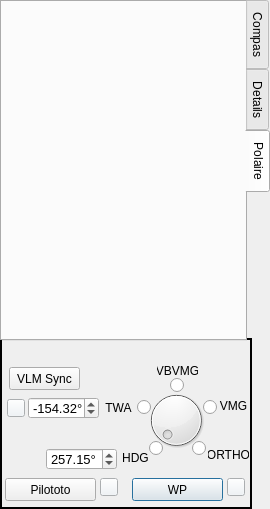
The window that src/Ui/BoardVlmNew.ui (nohal/qtVlm) describes before a commit, drawn with Qt 5.
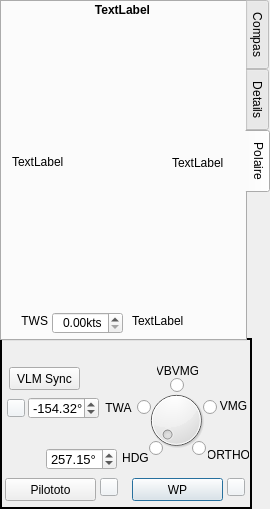
The same window after the commit. The open tabs and pages were chosen to show the change. Custom widgets are drawn as their Qt base class.

Commit message: add polar viewer in vlm board

The edit to the form file:
```diff
--- a/src/Ui/BoardVlmNew.ui
+++ b/src/Ui/BoardVlmNew.ui
@@ -863,6 +863,102 @@
     <attribute name="title">
      <string>Polaire</string>
     </attribute>
+    <widget class="QLabel" name="lab_polar">
+     <property name="geometry">
+      <rect>
+       <x>10</x>
+       <y>20</y>
+       <width>151</width>
+       <height>280</height>
+      </rect>
+     </property>
+     <property name="text">
+      <string>TextLabel</string>
+     </property>
+    </widget>
+    <widget class="QDoubleSpinBox" name="spin_PolarTWS">
+     <property name="geometry">
+      <rect>
+       <x>50</x>
+       <y>310</y>
+       <width>71</width>
+       <height>22</height>
+      </rect>
+     </property>
+     <property name="alignment">
+      <set>Qt::AlignRight|Qt::AlignTrailing|Qt::AlignVCenter</set>
+     </property>
+     <property name="suffix">
+      <string>kts</string>
+     </property>
+    </widget>
+    <widget class="QLabel" name="label">
+     <property name="geometry">
+      <rect>
+       <x>0</x>
+       <y>312</y>
+       <width>46</width>
+       <height>13</height>
+      </rect>
+     </property>
+     <property name="text">
+      <string>TWS</string>
+     </property>
+     <property name="alignment">
+      <set>Qt::AlignRight|Qt::AlignTrailing|Qt::AlignVCenter</set>
+     </property>
+    </widget>
+    <widget class="QLabel" name="lab_polarUpDw">
+     <property name="geometry">
+      <rect>
+       <x>130</x>
+       <y>311</y>
+       <width>111</width>
+       <height>16</height>
+      </rect>
+     </property>
+     <property name="text">
+      <string>TextLabel</string>
+     </property>
+     <property name="alignment">
+      <set>Qt::AlignLeading|Qt::AlignLeft|Qt::AlignVCenter</set>
+     </property>
+    </widget>
+    <widget class="QLabel" name="lab_polarData">
+     <property name="geometry">
+      <rect>
+       <x>170</x>
+       <y>90</y>
+       <width>71</width>
+       <height>141</height>
+      </rect>
+     </property>
+     <property name="text">
+      <string>TextLabel</string>
+     </property>
+    </widget>
+    <widget class="QLabel" name="lab_polarName">
+     <property name="geometry">
+      <rect>
+       <x>10</x>
+       <y>0</y>
+       <width>221</width>
+       <height>16</height>
+      </rect>
+     </property>
+     <property name="font">
+      <font>
+       <weight>75</weight>
+       <bold>true</bold>
+      </font>
+     </property>
+     <property name="text">
+      <string>TextLabel</string>
+     </property>
+     <property name="alignment">
+      <set>Qt::AlignCenter</set>
+     </property>
+    </widget>
    </widget>
   </widget>
   <widget class="QFrame" name="frame">
```
The commit also changes 2 other files.
